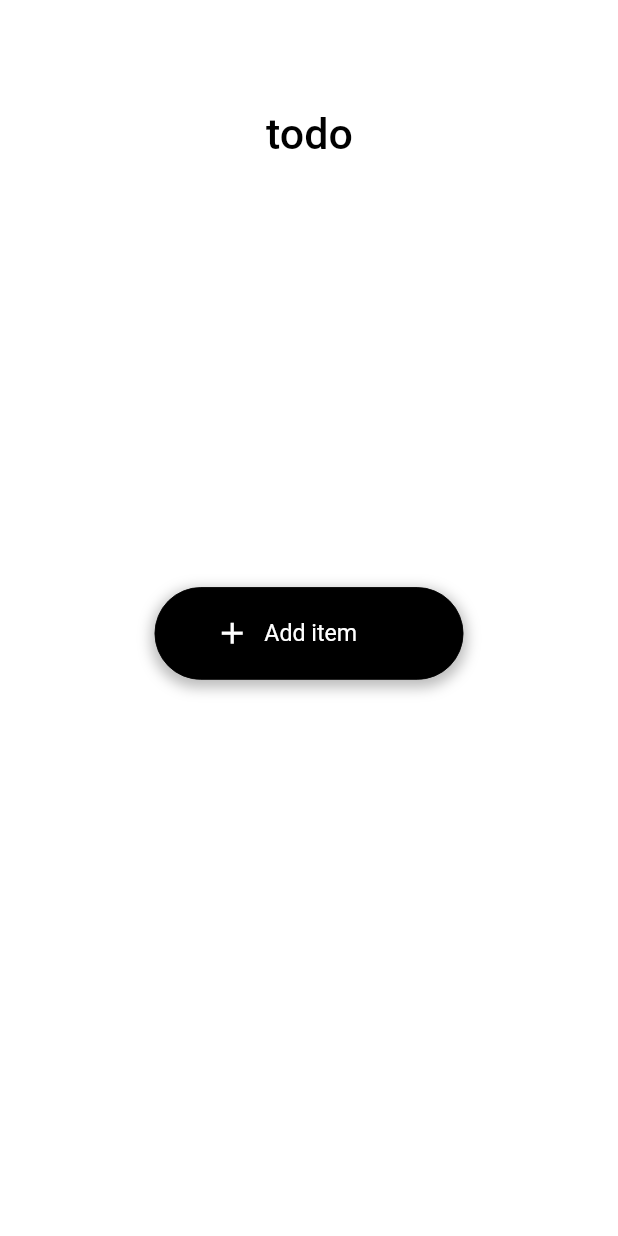
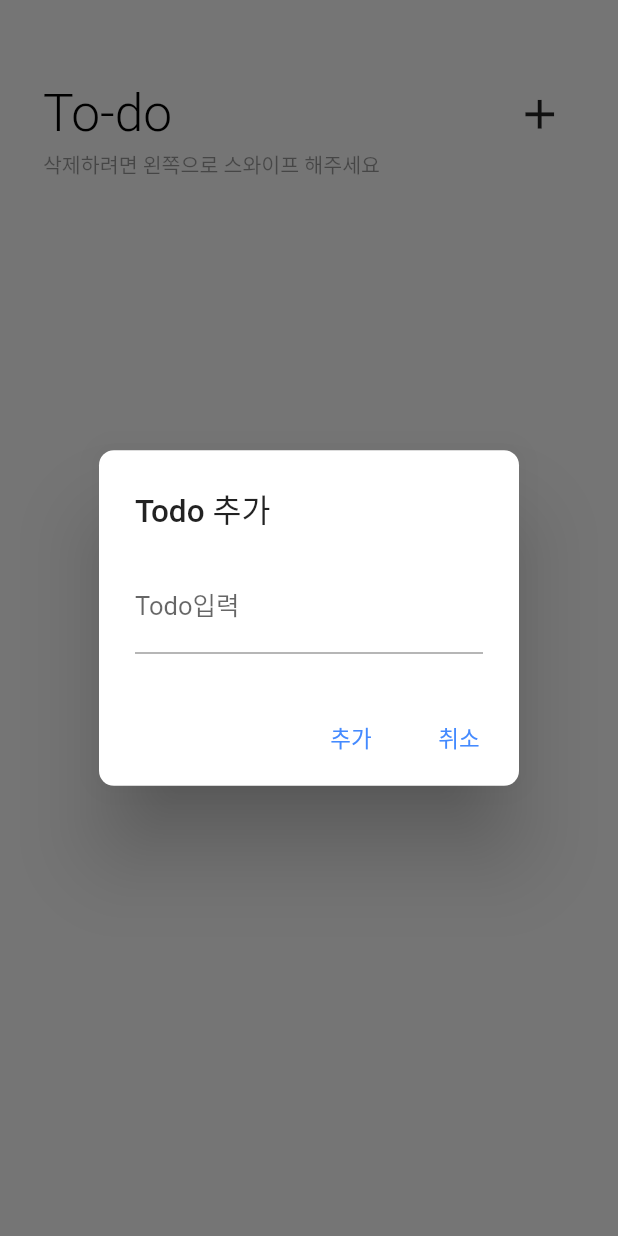
Before and after one commit to StudyingTimer/Flutter-StudyingTimer, a Flutter app: the Todo screen opened directly, after a tap on the "add" icon, on a phone screen of 412 x 824 dp. Run offline on Flutter 3.47's test engine with Material 2 defaults, Android fonts, the light colour scheme and no system bars; our stand-ins replace flutter_screenutil, flutter_spinkit, fluttertoast, font_awesome_flutter, salomon_bottom_bar, webview_flutter.

Commit message:
[ADD] todo

```diff
--- a/studying_timer/lib/screens/bottombar/todo.dart
+++ b/studying_timer/lib/screens/bottombar/todo.dart
@@ -1,7 +1,9 @@
 import 'package:flutter/material.dart';
+import 'package:provider/provider.dart';
 import 'package:studying_timer/common/common.dart';
-import 'package:intl/intl.dart';
 import 'package:flutter_screenutil/flutter_screenutil.dart';
+import 'package:studying_timer/provider/todolist.dart';
+import 'package:studying_timer/widget/todolist.dart';
 
 class Todo extends StatefulWidget {
   const Todo({Key? key}) : super(key: key);
@@ -11,268 +13,130 @@ class Todo extends StatefulWidget {
 }
 
 class _TodoState extends State<Todo> {
-  var now = DateTime.now();
-  bool firstispressed = false;
-  bool firstaddispressed = false;
-  final myController = TextEditingController();
-  late String formatDate1 = DateFormat('MM. dd. ').format(now);
-  late String formatData2 = DateFormat('E', 'ko').format(now);
-  int buttonleft = 90;
-  int buttonright = 90;
-  int buttontop = 380;
-  int secondtop = 650;
-  double secondleft = 156.5;
-  FocusNode myFocusNode = FocusNode();
-  bool secondpressed = false;
-  @override
-  void dispose() {
-    myFocusNode.dispose();
-    super.dispose();
-  }
-
   @override
   Widget build(BuildContext context) {
-    return GestureDetector(
-      onTap:
-          // firstaddispressed ? (){
+    var todoList = Provider.of<TodoLists>(context);
+    final _todoController = TextEditingController();
 
-          // } :
-          () {
-        FocusScope.of(context).unfocus();
-        myController.clear();
-        setState(() {
-          secondpressed = false;
-          firstispressed = false;
-          firstaddispressed = false;
-        });
-      },
-      child: Scaffold(
-          resizeToAvoidBottomInset: false,
-          backgroundColor: Colors.white,
-          appBar: null,
-          // AppBar(
-          //   centerTitle: true,
-          //   elevation: 0.0,
-          //   shape: Border(
-          //       bottom:
-          //           BorderSide(color: Colors.white.withOpacity(0.5), width: 0.5.h)),
-          //   backgroundColor: Colors.transparent,
-          //   title: Text(
-          //     // "9. 08. (목)",
-          //     "${formatDate1}(${formatData2})",
-          //     style: TextStyle(fontSize: 25.sp, color: Colors.black),
-          //   ),
-          //   actions: [
-          //     Column(
-          //       mainAxisAlignment: MainAxisAlignment.center,
-          //       children: [
-          //         Padding(
-          //           padding: EdgeInsets.only(right: 14.w),
-          //           child: Text(
-          //             "To-do",
-          //             style: TextStyle(
-          //                 fontSize: 15.sp,
-          //                 color: Colors.black.withOpacity(0.5),
-          //                 fontWeight: FontWeight.w500),
-          //           ),
-          //         ),
-          //       ],
-          //     )
-          //   ],
-          // ),
-          body: Stack(
+    void FlutterDialog() {
+      showDialog(
+          context: context,
+          //barrierDismissible - Dialog를 제외한 다른 화면 터치 x
+          barrierDismissible: false,
+          builder: (BuildContext context) {
+            return AlertDialog(
+              // RoundedRectangleBorder - Dialog 화면 모서리 둥글게 조절
+              shape: RoundedRectangleBorder(
+                  borderRadius: BorderRadius.circular(10.0)),
+              //Dialog Main Title
+              title: Column(
+                crossAxisAlignment: CrossAxisAlignment.start,
+                children: const [
+                  Text("Todo 추가"),
+                ],
+              ),
+              //
+              content: Column(
+                mainAxisSize: MainAxisSize.min,
+                crossAxisAlignment: CrossAxisAlignment.start,
                 children: [
-              Padding(
-                  padding: EdgeInsets.only(left: 155.w, top: 70.h),
-                  child: Text(
-                    "todo",
-                    style: TextStyle(
-                        fontSize: 25.sp,
-                        color: Colors.black,
-                        fontWeight: FontWeight.w500),
-                  )),
-              AnimatedPadding(
-                duration: const Duration(microseconds: 240000),
-                padding: EdgeInsets.only(
-                    top: firstaddispressed ? 180.h : 450.h,
-                    left: firstaddispressed ? 25.w : 250.w),
-                child: AnimatedOpacity(
-                  duration: const Duration(microseconds: 240000),
-                  opacity: firstaddispressed ? 1 : 0,
-                  child: AnimatedContainer(
-                    duration: const Duration(microseconds: 240000),
-                    width: firstaddispressed ? 145.w : 0.w,
-                    height: firstaddispressed ? 180.h : 0.w,
-                    decoration: BoxDecoration(
-                        boxShadow: [
-                          BoxShadow(
-                            color: Colors.grey.withOpacity(0.7),
-                            spreadRadius: 2,
-                            blurRadius: 5.0,
-                            offset:
-                                Offset(0.w, 2.h), // changes position of shadow
+                  TextField(
+                    controller: _todoController,
+                    decoration: const InputDecoration(
+                      labelText: 'Todo입력',
+                      enabledBorder: UnderlineInputBorder(
+                        borderSide: BorderSide(color: Colors.grey),
                       ),
-                        ],
-                        border: Border.all(width: 0.5.w, color: Colors.black),
-                        borderRadius: BorderRadius.circular(10.r),
-                        color: Colors.white),
+                      focusedBorder: UnderlineInputBorder(
+                        borderSide: BorderSide(color: Colors.grey, width: 1),
+                      ),
+                      focusedErrorBorder: UnderlineInputBorder(
+                        borderSide: BorderSide(color: Colors.red, width: 5),
                       ),
                     ),
                   ),
-              GestureDetector(
-                onTap: firstispressed
-                    ? () {
+                ],
+              ),
+              actions: <Widget>[
+                ElevatedButton(
+                  style: ElevatedButton.styleFrom(
+                      elevation: 0, backgroundColor: Colors.transparent),
+                  child: const Text(
+                    "추가",
+                    style: TextStyle(
+                        color: Colors.blueAccent, fontWeight: FontWeight.w500),
+                  ),
+                  onPressed: () {
                     setState(() {
-                          secondpressed = true;
+                      todoList.add(_todoController.text);
+                    });
+                    Navigator.pop(context);
+                  },
+                ),
+                ElevatedButton(
+                  style: ElevatedButton.styleFrom(
+                      elevation: 0, backgroundColor: Colors.transparent),
+                  child: const Text("취소",
+                      style: TextStyle(
+                          color: Colors.blueAccent,
+                          fontWeight: FontWeight.w500)),
+                  onPressed: () {
+                    Navigator.pop(context);
+                  },
+                ),
+              ],
+            );
           });
     }
-                    : () {
-                        setState(() {
-                          firstispressed = true;
-                        });
+
+    return Scaffold(
+        resizeToAvoidBottomInset: false,
+        backgroundColor: Colors.white,
+        body: SingleChildScrollView(
+          child: Center(
+            child: Column(
+              children: [
+                Padding(
+                  padding: EdgeInsets.only(left: 25.w, right: 25.w, top: 50.h),
+                  child: Row(
+                    mainAxisAlignment: MainAxisAlignment.spaceBetween,
+                    children: [
+                      Text(
+                        "To-do",
+                        style: TextStyle(
+                            fontSize: 30.sp,
+                            color: Colors.black,
+                            fontWeight: FontWeight.w300),
+                      ),
+                      IconButton(
+                          onPressed: () {
+                            FlutterDialog();
                           },
-                child: AnimatedPadding(
-                  padding: EdgeInsets.only(
-                      left: secondpressed
-                          ? 23.w
-                          : firstispressed
-                              ? firstaddispressed
-                                  ? secondleft.w
-                                  : 23.w
-                              : 90.w,
-                      right: secondpressed
-                          ? 23.w
-                          : firstispressed
-                              ? firstaddispressed
-                                  ? secondleft.w
-                                  : 23.w
-                              : 90.w,
-                      top: firstaddispressed ? secondtop.h : 380.h),
-                  duration: const Duration(microseconds: 240000),
-                  child: AnimatedContainer(
-                    duration: const Duration(microseconds: 240000),
-                    width: double.infinity,
-                    height: 60.h,
-                    decoration: BoxDecoration(
-                        boxShadow: [
-                          BoxShadow(
-                            color: Colors.grey.withOpacity(0.7),
-                            spreadRadius: 2,
-                            blurRadius: 7.0,
-                            offset:
-                                Offset(0.w, 3.h), // changes position of shadow
-                          ),
+                          icon: Icon(
+                            Icons.add,
+                            size: 32.h,
+                          ))
                     ],
-                        border: Border.all(width: 0.5.w, color: Colors.black),
-                        borderRadius: BorderRadius.circular(30.r),
-                        color: secondpressed
-                            ? Colors.white
-                            : firstispressed
-                                ? firstaddispressed
-                                    ? Colors.black
-                                    : Colors.white
-                                : Colors.black),
                   ),
                 ),
-              ),
-              GestureDetector(
-                onTap: () {
-                  setState(() {
-                    firstispressed = true;
-                  });
-                },
-                child: Padding(
-                  padding: EdgeInsets.only(left: 154.w, top: 401.h),
-                  child: AnimatedOpacity(
-                    opacity: firstispressed ? 0 : 1,
-                    duration: const Duration(microseconds: 100000),
-                    child: Text(
-                      "Add item",
-                      style: TextStyle(fontSize: 13.5.sp, color: Colors.white),
+                Padding(
+                  padding: EdgeInsets.only(left: 25.w, bottom: 40.h),
+                  child: Row(
+                    mainAxisAlignment: MainAxisAlignment.start,
+                    children: [
+                      Text(
+                        "삭제하려면 왼쪽으로 스와이프 해주세요",
+                        style: TextStyle(
+                            fontSize: 12.sp,
+                            color: Colors.black.withOpacity(0.4)),
+                      )
+                    ],
                   ),
                 ),
+                const TodoList()
+              ],
             ),
           ),
-              GestureDetector(
-                onTap: () {
-                  setState(() {
-                    firstispressed = true;
-                  });
-                },
-                child: AnimatedPadding(
-                    duration: const Duration(microseconds: 180000),
-                    padding: EdgeInsets.only(
-                        left: 50.w, top: firstaddispressed ? 200.h : 378.h),
-                    child: firstispressed
-                        ? TextField(
-                            focusNode: myFocusNode,
-                            controller: myController,
-                            autofocus: firstispressed ? true : false,
-                            style:
-                                TextStyle(fontSize: 15.sp, color: Colors.black),
-                            textAlign: TextAlign.start,
-                            cursorColor: Colors.black.withOpacity(0.4),
-                            textAlignVertical: TextAlignVertical.center,
-                            maxLength: 15,
-                            decoration: InputDecoration(
-                              counterText: "",
-                              hintStyle: TextStyle(
-                                color: Colors.black.withOpacity(0.5),
-                                fontSize: 19.sp,
-                              ),
-                              border: InputBorder.none,
-                              focusedBorder: InputBorder.none,
-                              enabledBorder: InputBorder.none,
-                              errorBorder: InputBorder.none,
-                              disabledBorder: InputBorder.none,
-                              contentPadding: const EdgeInsets.only(
-                                  left: 15, bottom: 11, top: 11, right: 15),
-                            ),
-                          )
-                        : const Text("")),
-              ),
-              GestureDetector(
-                onTap: firstaddispressed
-                    ? () {
-                        setState(() {
-                          secondpressed = true;
-                          print("실행됨");
-                        });
-                      }
-                    : () {
-                        setState(() {
-                          firstaddispressed = true;
-                          FocusScope.of(context).unfocus();
-                        });
-                      },
-                child: AnimatedPadding(
-                    duration: const Duration(microseconds: 160000),
-                    padding: EdgeInsets.only(
-                        left: secondpressed
-                            ? 300.w
-                            : firstispressed
-                                ? firstaddispressed
-                                    ? 171.w
-                                    : 300.w
-                                : 125.w,
-                        top: firstaddispressed ? 668.h : 398.h),
-                    child: AnimatedContainer(
-                      duration: const Duration(microseconds: 150000),
-                      child: Icon(
-                        Icons.add,
-                        color: secondpressed
-                            ? Colors.black
-                            : firstispressed
-                                ? firstaddispressed
-                                    ? Colors.white
-                                    : Colors.black
-                                : Colors.white,
-                        size: 23.h,
-                      ),
-                    )),
-              ),
-            ],
-          )),
-    );
+        ));
   }
 }
```
Lines whose indentation alone changed are shown as unchanged.
